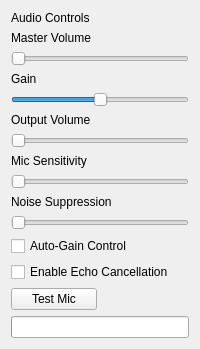
Before: the Qt Designer form client/ui/volume_control.ui in yuvaneshbn/voice_app, drawn with Qt 5.
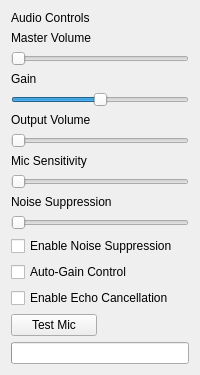
After: the same form once the commit is applied.

What changed in the file:
```diff
--- a/client/ui/volume_control.ui
+++ b/client/ui/volume_control.ui
@@ -14,6 +14,7 @@
    <item><widget class="QSlider" name="micSensitivitySlider"><property name="orientation"><enum>Qt::Horizontal</enum></property></widget></item>
    <item><widget class="QLabel" name="noiseSuppressionLabel"><property name="text"><string>Noise Suppression</string></property></widget></item>
    <item><widget class="QSlider" name="noiseSuppressionSlider"><property name="orientation"><enum>Qt::Horizontal</enum></property></widget></item>
+    <item><widget class="QCheckBox" name="noiseSuppressionEnableCheckbox"><property name="text"><string>Enable Noise Suppression</string></property></widget></item>
    <item><widget class="QCheckBox" name="autoGainCheckbox"><property name="text"><string>Auto-Gain Control</string></property></widget></item>
    <item><widget class="QCheckBox" name="echoCheckbox"><property name="text"><string>Enable Echo Cancellation</string></property></widget></item>
    <item>
```
Lines whose indentation alone changed are shown as unchanged.
